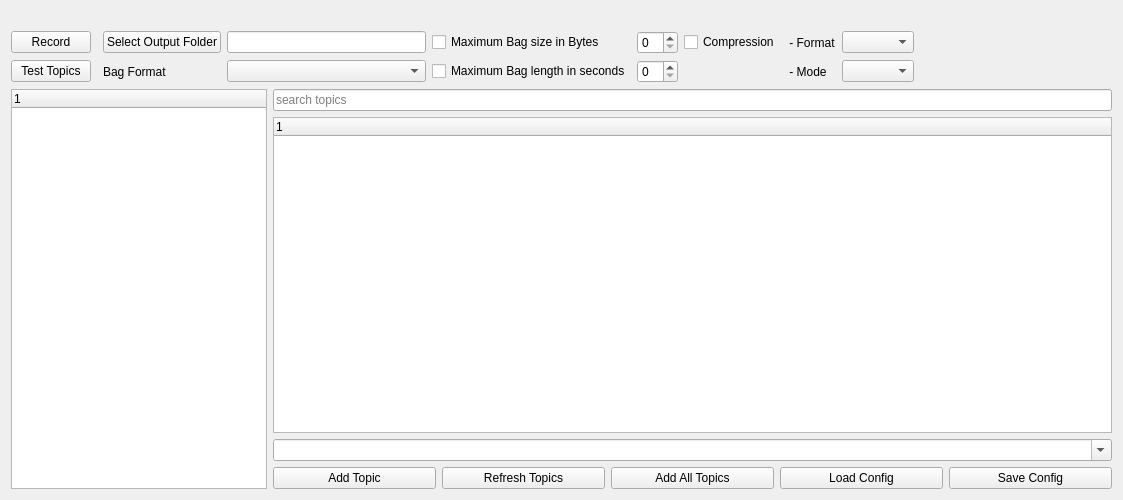
Qt form resource/rqt_bag_recorder.ui (yschulz/rqt_bag_recorder) before a commit.
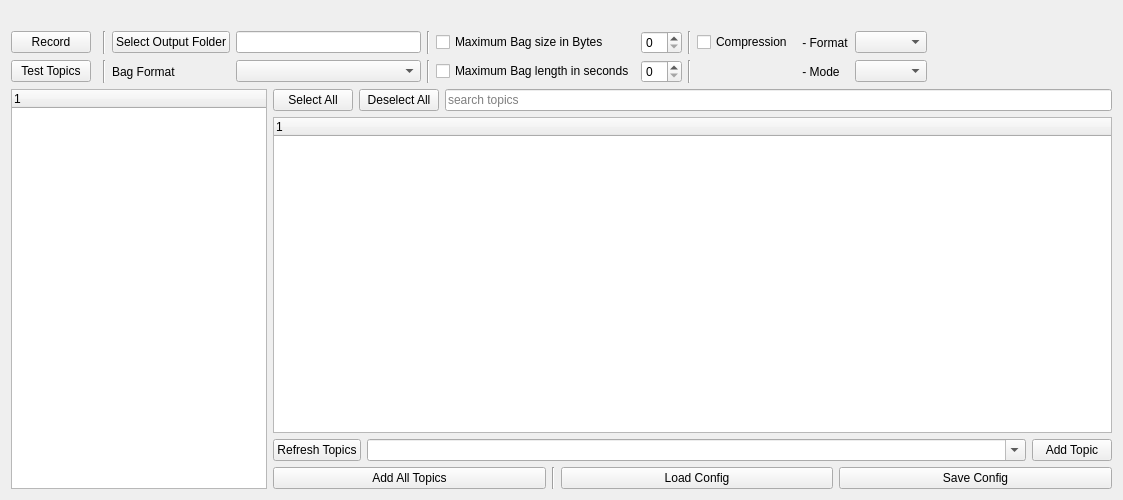
The same form after that commit. Custom widgets are drawn as their Qt base class.

Commit message: adds new select and deselect buttons and formats layout

What changed in the file:
```diff
--- a/resource/rqt_bag_recorder.ui
+++ b/resource/rqt_bag_recorder.ui
@@ -33,17 +33,92 @@
    </item>
    <item>
     <layout class="QGridLayout" name="options_layout">
-     <item row="0" column="9">
-      <widget class="QSpinBox" name="o_mx_size_spin"/>
-     </item>
-     <item row="0" column="12">
-      <widget class="QComboBox" name="o_compression_format_cbox">
-       <property name="editable">
-        <bool>false</bool>
+     <item row="2" column="13">
+      <widget class="QLabel" name="o_compressio_mode_label">
+       <property name="text">
+        <string> - Mode</string>
        </property>
       </widget>
      </item>
      <item row="0" column="13">
+      <widget class="QLabel" name="o_compression_format_label">
+       <property name="text">
+        <string> - Format</string>
+       </property>
+      </widget>
+     </item>
+     <item row="2" column="4">
+      <widget class="rqt_bag_recorder::CPBar" name="test_w" native="true">
+       <property name="sizePolicy">
+        <sizepolicy hsizetype="Fixed" vsizetype="Fixed">
+         <horstretch>0</horstretch>
+         <verstretch>0</verstretch>
+        </sizepolicy>
+       </property>
+      </widget>
+     </item>
+     <item row="2" column="7">
+      <widget class="QComboBox" name="o_format_cbox"/>
+     </item>
+     <item row="2" column="6">
+      <widget class="QLabel" name="o_format_label">
+       <property name="text">
+        <string>Bag Format</string>
+       </property>
+      </widget>
+     </item>
+     <item row="0" column="12">
+      <widget class="QCheckBox" name="o_compression_toggle">
+       <property name="text">
+        <string>Compression</string>
+       </property>
+      </widget>
+     </item>
+     <item row="2" column="11">
+      <widget class="Line" name="line_3">
+       <property name="orientation">
+        <enum>Qt::Vertical</enum>
+       </property>
+      </widget>
+     </item>
+     <item row="0" column="0">
+      <widget class="QPushButton" name="record_button">
+       <property name="sizePolicy">
+        <sizepolicy hsizetype="Minimum" vsizetype="Fixed">
+         <horstretch>0</horstretch>
+         <verstretch>0</verstretch>
+        </sizepolicy>
+       </property>
+       <property name="text">
+        <string>Record</string>
+       </property>
+      </widget>
+     </item>
+     <item row="0" column="6">
+      <widget class="QPushButton" name="set_output">
+       <property name="text">
+        <string>Select Output Folder</string>
+       </property>
+      </widget>
+     </item>
+     <item row="0" column="4">
+      <widget class="rqt_bag_recorder::RecordDot" name="record_w" native="true">
+       <property name="sizePolicy">
+        <sizepolicy hsizetype="Fixed" vsizetype="Fixed">
+         <horstretch>0</horstretch>
+         <verstretch>0</verstretch>
+        </sizepolicy>
+       </property>
+      </widget>
+     </item>
+     <item row="0" column="11">
+      <widget class="Line" name="line_2">
+       <property name="orientation">
+        <enum>Qt::Vertical</enum>
+       </property>
+      </widget>
+     </item>
+     <item row="0" column="15">
       <spacer name="horizontalSpacer">
        <property name="orientation">
         <enum>Qt::Horizontal</enum>
@@ -57,55 +132,21 @@
       </spacer>
      </item>
      <item row="0" column="10">
-      <widget class="QCheckBox" name="o_compression_toggle">
+      <widget class="QSpinBox" name="o_mx_size_spin"/>
+     </item>
+     <item row="0" column="9">
+      <widget class="QCheckBox" name="o_mx_size_toggle">
        <property name="text">
-        <string>Compression</string>
+        <string>Maximum Bag size in Bytes</string>
        </property>
       </widget>
      </item>
-     <item row="2" column="9">
+     <item row="2" column="10">
       <widget class="QSpinBox" name="o_mx_length_spin"/>
      </item>
-     <item row="0" column="11">
-      <widget class="QLabel" name="o_compression_format_label">
-       <property name="text">
-        <string> - Format</string>
-       </property>
-      </widget>
-     </item>
-     <item row="2" column="12">
+     <item row="2" column="14">
       <widget class="QComboBox" name="o_compression_mode_cbox"/>
      </item>
-     <item row="2" column="8">
-      <widget class="QCheckBox" name="o_mx_length_toggle">
-       <property name="text">
-        <string>Maximum Bag length in seconds</string>
-       </property>
-      </widget>
-     </item>
-     <item row="0" column="4">
-      <widget class="rqt_bag_recorder::RecordDot" name="record_w" native="true">
-       <property name="sizePolicy">
-        <sizepolicy hsizetype="Fixed" vsizetype="Fixed">
-         <horstretch>0</horstretch>
-         <verstretch>0</verstretch>
-        </sizepolicy>
-       </property>
-      </widget>
-     </item>
-     <item row="2" column="4">
-      <widget class="rqt_bag_recorder::CPBar" name="test_w" native="true">
-       <property name="sizePolicy">
-        <sizepolicy hsizetype="Fixed" vsizetype="Fixed">
-         <horstretch>0</horstretch>
-         <verstretch>0</verstretch>
-        </sizepolicy>
-       </property>
-      </widget>
-     </item>
-     <item row="2" column="6">
-      <widget class="QComboBox" name="o_format_cbox"/>
-     </item>
      <item row="2" column="0">
       <widget class="QPushButton" name="test_topics_button">
        <property name="text">
@@ -113,47 +154,48 @@
        </property>
       </widget>
      </item>
-     <item row="0" column="0">
-      <widget class="QPushButton" name="record_button">
-       <property name="sizePolicy">
-        <sizepolicy hsizetype="Minimum" vsizetype="Fixed">
-         <horstretch>0</horstretch>
-         <verstretch>0</verstretch>
-        </sizepolicy>
+     <item row="0" column="14">
+      <widget class="QComboBox" name="o_compression_format_cbox">
+       <property name="editable">
+        <bool>false</bool>
        </property>
-       <property name="text">
-        <string>Record</string>
-       </property>
       </widget>
      </item>
-     <item row="2" column="11">
-      <widget class="QLabel" name="o_compressio_mode_label">
-       <property name="text">
-        <string> - Mode</string>
-       </property>
-      </widget>
-     </item>
-     <item row="0" column="8">
-      <widget class="QCheckBox" name="o_mx_size_toggle">
-       <property name="text">
-        <string>Maximum Bag size in Bytes</string>
-       </property>
-      </widget>
-     </item>
-     <item row="0" column="6">
+     <item row="0" column="7">
       <widget class="QLineEdit" name="out_file_box"/>
      </item>
+     <item row="2" column="9">
+      <widget class="QCheckBox" name="o_mx_length_toggle">
+       <property name="text">
+        <string>Maximum Bag length in seconds</string>
+       </property>
+      </widget>
+     </item>
      <item row="0" column="5">
-      <widget class="QPushButton" name="set_output">
-       <property name="text">
-        <string>Select Output Folder</string>
+      <widget class="Line" name="line_4">
+       <property name="orientation">
+        <enum>Qt::Vertical</enum>
        </property>
       </widget>
      </item>
      <item row="2" column="5">
-      <widget class="QLabel" name="o_format_label">
-       <property name="text">
-        <string>Bag Format</string>
+      <widget class="Line" name="line_5">
+       <property name="orientation">
+        <enum>Qt::Vertical</enum>
+       </property>
+      </widget>
+     </item>
+     <item row="0" column="8">
+      <widget class="Line" name="line_6">
+       <property name="orientation">
+        <enum>Qt::Vertical</enum>
+       </property>
+      </widget>
+     </item>
+     <item row="2" column="8">
+      <widget class="Line" name="line_7">
+       <property name="orientation">
+        <enum>Qt::Vertical</enum>
        </property>
       </widget>
      </item>
@@ -179,11 +221,29 @@
      <item>
       <layout class="QVBoxLayout" name="tree_layout">
        <item>
-        <widget class="QLineEdit" name="topic_filter">
-         <property name="placeholderText">
-          <string>search topics</string>
-         </property>
-        </widget>
+        <layout class="QHBoxLayout" name="filter_layout">
+         <item>
+          <widget class="QPushButton" name="select_all_button">
+           <property name="text">
+            <string>Select All</string>
+           </property>
+          </widget>
+         </item>
+         <item>
+          <widget class="QPushButton" name="deselect_all_button">
+           <property name="text">
+            <string>Deselect All</string>
+           </property>
+          </widget>
+         </item>
+         <item>
+          <widget class="QLineEdit" name="topic_filter">
+           <property name="placeholderText">
+            <string>search topics</string>
+           </property>
+          </widget>
+         </item>
+        </layout>
        </item>
        <item>
         <widget class="QTreeWidget" name="topic_tree">
@@ -195,30 +255,7 @@
         </widget>
        </item>
        <item>
-        <widget class="QComboBox" name="topics_combo_box">
-         <property name="sizePolicy">
-          <sizepolicy hsizetype="Expanding" vsizetype="Fixed">
-           <horstretch>0</horstretch>
-           <verstretch>0</verstretch>
-          </sizepolicy>
-         </property>
-         <property name="toolTip">
-          <string>Type to search topics</string>
-         </property>
-         <property name="editable">
-          <bool>true</bool>
-         </property>
-        </widget>
-       </item>
-       <item>
-        <layout class="QHBoxLayout" name="topic_layout">
-         <item>
-          <widget class="QPushButton" name="add_topic_button">
-           <property name="text">
-            <string>Add Topic</string>
-           </property>
-          </widget>
-         </item>
+        <layout class="QHBoxLayout" name="add_topic_layout">
          <item>
           <widget class="QPushButton" name="refresh_topics_button">
            <property name="text">
@@ -227,12 +264,46 @@
           </widget>
          </item>
          <item>
+          <widget class="QComboBox" name="topics_combo_box">
+           <property name="sizePolicy">
+            <sizepolicy hsizetype="Expanding" vsizetype="Fixed">
+             <horstretch>0</horstretch>
+             <verstretch>0</verstretch>
+            </sizepolicy>
+           </property>
+           <property name="toolTip">
+            <string>Type to search topics</string>
+           </property>
+           <property name="editable">
+            <bool>true</bool>
+           </property>
+          </widget>
+         </item>
+         <item>
+          <widget class="QPushButton" name="add_topic_button">
+           <property name="text">
+            <string>Add Topic</string>
+           </property>
+          </widget>
+         </item>
+        </layout>
+       </item>
+       <item>
+        <layout class="QHBoxLayout" name="topic_layout">
+         <item>
           <widget class="QPushButton" name="add_all_topics">
            <property name="text">
             <string>Add All Topics</string>
            </property>
           </widget>
          </item>
+         <item>
+          <widget class="Line" name="line">
+           <property name="orientation">
+            <enum>Qt::Vertical</enum>
+           </property>
+          </widget>
+         </item>
          <item>
           <widget class="QPushButton" name="load_config">
            <property name="text">
```
The commit also changes 5 other files.
